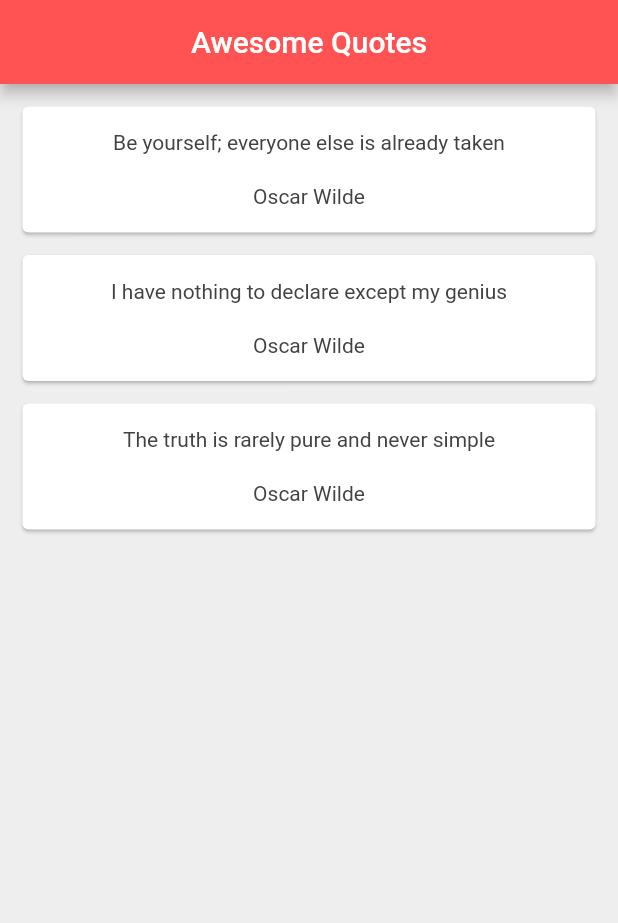
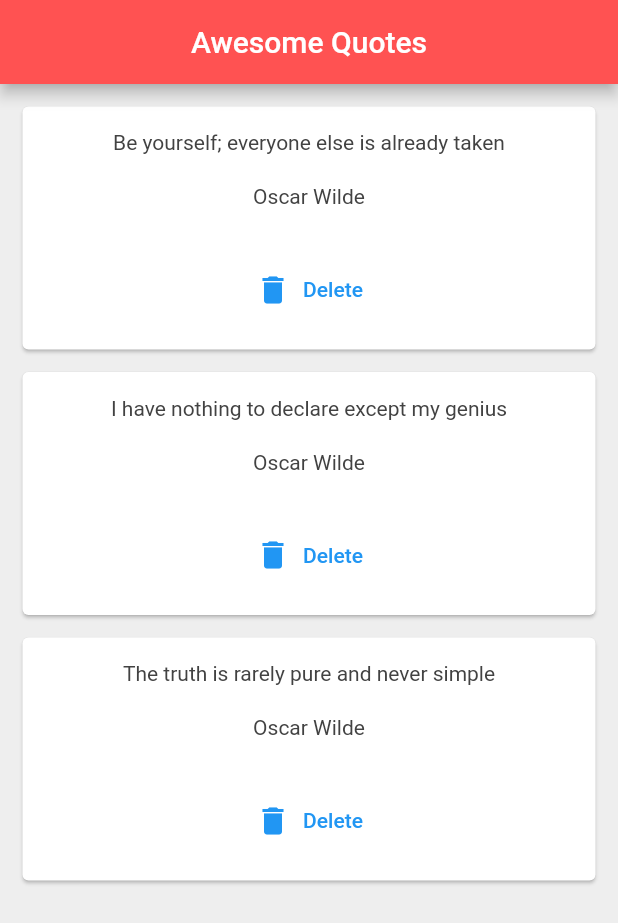
Before and after one commit to GrzegorzBanaszak/flutter_tut, a Flutter app: the screen it shows after launch, on a phone screen of 412 x 824 dp. Shown: the top 923 px of the screen. Run offline on Flutter 3.47's test engine with Material 2 defaults, Android fonts, the phone set to English and light mode, and no system bars.

Commit message:
Passe function as parameter

```diff
--- a/lib/main.dart
+++ b/lib/main.dart
@@ -40,7 +40,15 @@ class _QuoteListState extends State<QuoteList> {
       ),
       body: Column(
         crossAxisAlignment: CrossAxisAlignment.stretch,
-        children: quotes.map((e) => QuoteCard(quote: e)).toList(),
+        children: quotes
+            .map((quoute) => QuoteCard(
+                quote: quoute,
+                delete: () {
+                  setState(() {
+                    quotes.remove(quoute);
+                  });
+                }))
+            .toList(),
       ),
     );
   }
--- a/lib/quote_card.dart
+++ b/lib/quote_card.dart
@@ -3,7 +3,8 @@ import "./quote.dart";
 
 class QuoteCard extends StatelessWidget {
   final Quote quote;
-  const QuoteCard({required this.quote});
+  final Function() delete;
+  const QuoteCard({required this.quote, required this.delete});
 
   @override
   Widget build(BuildContext context) {
@@ -22,6 +23,15 @@ class QuoteCard extends StatelessWidget {
               quote.author,
               style: TextStyle(color: Colors.grey[800]),
             ),
+            const SizedBox(
+              height: 30.0,
+            ),
+            TextButton.icon(
+                onPressed: delete,
+                icon: const Icon(Icons.delete),
+                label: const Text(
+                  "Delete",
+                ))
           ],
         ),
       ),
```
